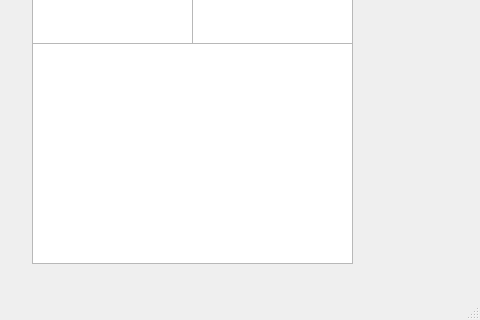
Above: InterfazProyec.ui from Holocron09/Proyecto_arqui_Clase before the change; both pictures show x 98 to 578 and y 317 to 637 of the 578 by 637 pixel window. Below: the same form after it.
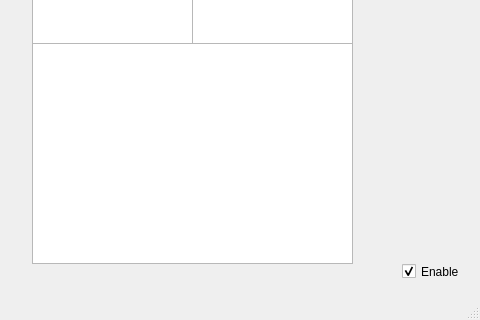
That is the form after the change. Custom widgets are drawn as their Qt base class.

Commit message: cambios interfaz base

Patch:
```diff
--- a/InterfazProyec.ui
+++ b/InterfazProyec.ui
@@ -347,6 +347,22 @@
      </rect>
     </property>
    </widget>
+   <widget class="QCheckBox" name="checkBox">
+    <property name="geometry">
+     <rect>
+      <x>500</x>
+      <y>580</y>
+      <width>70</width>
+      <height>17</height>
+     </rect>
+    </property>
+    <property name="text">
+     <string>Enable</string>
+    </property>
+    <property name="checked">
+     <bool>true</bool>
+    </property>
+   </widget>
   </widget>
   <widget class="QMenuBar" name="menubar">
    <property name="geometry">
```
